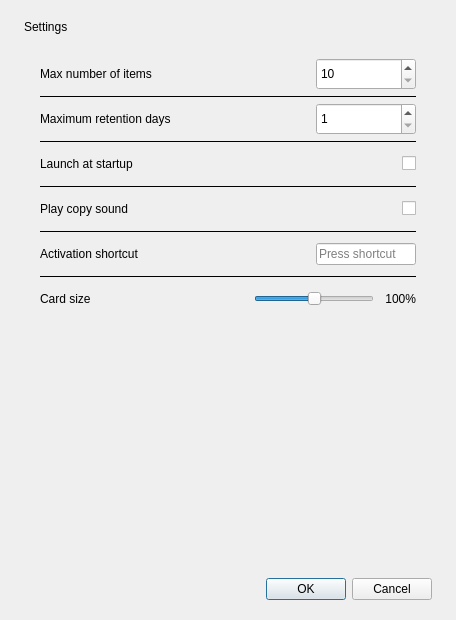
First picture: the form in widget/MPasteSettingsWidget.ui, repository SeptemberHX/MPaste, before the edit.
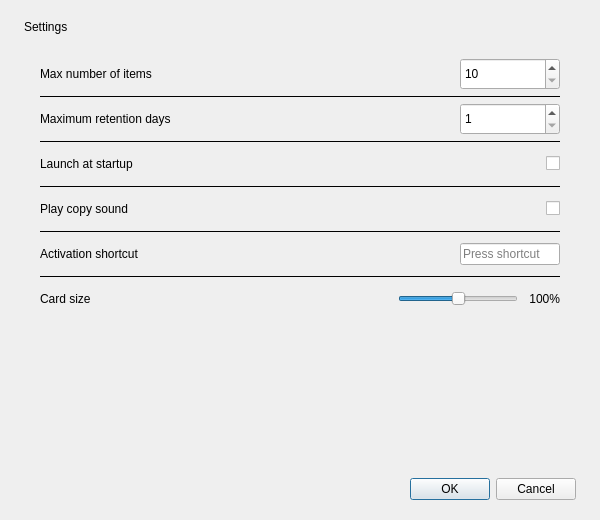
Second picture: the form after the edit.

Commit message:
Redesign settings dialog with Clipaste-style sidebar navigation
Replace the QTabWidget with a sidebar (QListWidget) + QStackedWidget
layout, matching the Clipaste settings UI pattern. The sidebar has
icon+text items for General, Shortcuts, Advanced, and About pages.

- Merge About dialog content into the Settings dialog as a sidebar page
- Remove standalone About action from the tray/menu (Settings now
  contains it)
- Widen dialog from 456px to 600px to accommodate sidebar
- Add themed sidebar styles for both dark and light modes

Diff of the .ui file:
```diff
--- a/widget/MPasteSettingsWidget.ui
+++ b/widget/MPasteSettingsWidget.ui
@@ -12,20 +12,20 @@
    <rect>
     <x>0</x>
     <y>0</y>
-    <width>456</width>
-    <height>620</height>
+    <width>600</width>
+    <height>520</height>
    </rect>
   </property>
   <property name="minimumSize">
    <size>
-     <width>456</width>
-     <height>0</height>
+     <width>600</width>
+     <height>480</height>
    </size>
   </property>
   <property name="maximumSize">
    <size>
-     <width>456</width>
-     <height>16777215</height>
+     <width>600</width>
+     <height>600</height>
    </size>
   </property>
   <property name="windowTitle">
```
The commit also changes 2 other files.
